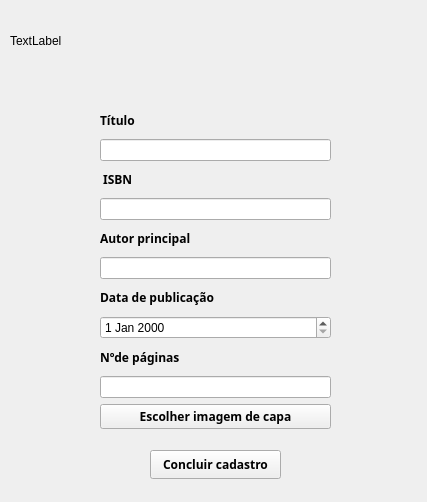
The window that telas/telaAdd.ui (JedersonLuz/BibWorld) describes before a commit, drawn with Qt 5.
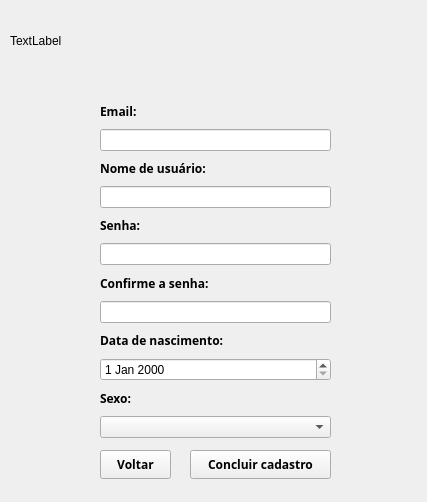
The same window after the commit.

Commit message: Atualização na front-end de cadastro de usuários.

```diff
--- a/telas/telaAdd.ui
+++ b/telas/telaAdd.ui
@@ -26,33 +26,13 @@
     <string>TextLabel</string>
    </property>
   </widget>
-  <widget class="QPushButton" name="pushButton_2">
-   <property name="geometry">
-    <rect>
-     <x>150</x>
-     <y>450</y>
-     <width>131</width>
-     <height>29</height>
-    </rect>
-   </property>
-   <property name="font">
-    <font>
-     <family>KacstOne</family>
-     <weight>75</weight>
-     <bold>true</bold>
-    </font>
-   </property>
-   <property name="text">
-    <string>Concluir cadastro</string>
-   </property>
-  </widget>
-  <widget class="QWidget" name="">
+  <widget class="QWidget" name="layoutWidget">
    <property name="geometry">
     <rect>
      <x>100</x>
-     <y>108</y>
+     <y>100</y>
      <width>231</width>
-     <height>321</height>
+     <height>338</height>
     </rect>
    </property>
    <layout class="QVBoxLayout" name="verticalLayout">
@@ -66,13 +46,30 @@
        </font>
       </property>
       <property name="text">
-       <string>Título</string>
+       <string>Email:</string>
       </property>
      </widget>
     </item>
     <item>
      <widget class="QLineEdit" name="lineEdit_4"/>
     </item>
+    <item>
+     <widget class="QLabel" name="label_7">
+      <property name="font">
+       <font>
+        <family>KacstOne</family>
+        <weight>75</weight>
+        <bold>true</bold>
+       </font>
+      </property>
+      <property name="text">
+       <string>Nome de usuário:</string>
+      </property>
+     </widget>
+    </item>
+    <item>
+     <widget class="QLineEdit" name="lineEdit_5"/>
+    </item>
     <item>
      <widget class="QLabel" name="label_2">
       <property name="font">
@@ -83,12 +80,16 @@
        </font>
       </property>
       <property name="text">
-       <string> ISBN</string>
+       <string>Senha:</string>
       </property>
      </widget>
     </item>
     <item>
-     <widget class="QLineEdit" name="lineEdit"/>
+     <widget class="QLineEdit" name="lineEdit">
+      <property name="echoMode">
+       <enum>QLineEdit::Password</enum>
+      </property>
+     </widget>
     </item>
     <item>
      <widget class="QLabel" name="label_3">
@@ -100,12 +101,16 @@
        </font>
       </property>
       <property name="text">
-       <string>Autor principal</string>
+       <string>Confirme a senha:</string>
       </property>
      </widget>
     </item>
     <item>
-     <widget class="QLineEdit" name="lineEdit_2"/>
+     <widget class="QLineEdit" name="lineEdit_2">
+      <property name="echoMode">
+       <enum>QLineEdit::Password</enum>
+      </property>
+     </widget>
     </item>
     <item>
      <widget class="QLabel" name="label_5">
@@ -117,7 +122,7 @@
        </font>
       </property>
       <property name="text">
-       <string>Data de publicação</string>
+       <string>Data de nascimento:</string>
       </property>
      </widget>
     </item>
@@ -134,29 +139,55 @@
        </font>
       </property>
       <property name="text">
-       <string>Nºde páginas</string>
+       <string>Sexo:</string>
       </property>
      </widget>
     </item>
     <item>
-     <widget class="QLineEdit" name="lineEdit_3"/>
-    </item>
-    <item>
-     <widget class="QPushButton" name="pushButton">
-      <property name="font">
-       <font>
-        <family>KacstOne</family>
-        <weight>75</weight>
-        <bold>true</bold>
-       </font>
-      </property>
-      <property name="text">
-       <string>Escolher imagem de capa</string>
-      </property>
-     </widget>
+     <widget class="QComboBox" name="comboBox"/>
     </item>
    </layout>
   </widget>
+  <widget class="QPushButton" name="pushButton_2">
+   <property name="geometry">
+    <rect>
+     <x>190</x>
+     <y>450</y>
+     <width>141</width>
+     <height>29</height>
+    </rect>
+   </property>
+   <property name="font">
+    <font>
+     <family>KacstOne</family>
+     <weight>75</weight>
+     <bold>true</bold>
+    </font>
+   </property>
+   <property name="text">
+    <string>Concluir cadastro</string>
+   </property>
+  </widget>
+  <widget class="QPushButton" name="pushButton_3">
+   <property name="geometry">
+    <rect>
+     <x>100</x>
+     <y>450</y>
+     <width>71</width>
+     <height>29</height>
+    </rect>
+   </property>
+   <property name="font">
+    <font>
+     <family>KacstOne</family>
+     <weight>75</weight>
+     <bold>true</bold>
+    </font>
+   </property>
+   <property name="text">
+    <string>Voltar</string>
+   </property>
+  </widget>
  </widget>
  <resources/>
  <connections/>
```
The commit also changes 1 other file.
